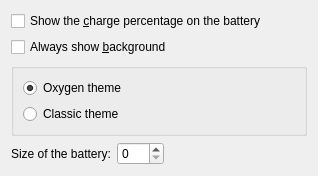
The window that plasma/applets/battery/batteryConfig.ui (mgottschlag/kwin-tiling) describes before a commit, drawn with Qt 5.
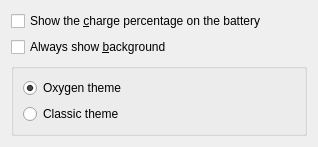
The same window after the commit. Custom widgets are drawn as their Qt base class.

Commit message:
Those applethandles make applet developers' lives easier.
Also, don't show the percentage by default.

```diff
--- a/plasma/applets/battery/batteryConfig.ui
+++ b/plasma/applets/battery/batteryConfig.ui
@@ -6,7 +6,7 @@
     <x>0</x>
     <y>0</y>
     <width>318</width>
-    <height>170</height>
+    <height>144</height>
    </rect>
   </property>
   <property name="windowTitle" >
@@ -59,43 +59,6 @@
      </layout>
     </widget>
    </item>
-   <item>
-    <layout class="QHBoxLayout" >
-     <item>
-      <widget class="QLabel" name="labelSize" >
-       <property name="text" >
-        <string>Size of the battery:</string>
-       </property>
-      </widget>
-     </item>
-     <item>
-      <widget class="QSpinBox" name="spinSize" >
-       <property name="toolTip" >
-        <string>Change battery size</string>
-       </property>
-       <property name="whatsThis" >
-        <string>Set a new size for the battery between 0 and 500. The size is the square side that contains the battery.</string>
-       </property>
-       <property name="maximum" >
-        <number>500</number>
-       </property>
-      </widget>
-     </item>
-     <item>
-      <spacer>
-       <property name="orientation" >
-        <enum>Qt::Horizontal</enum>
-       </property>
-       <property name="sizeHint" >
-        <size>
-         <width>40</width>
-         <height>20</height>
-        </size>
-       </property>
-      </spacer>
-     </item>
-    </layout>
-   </item>
   </layout>
  </widget>
  <customwidgets>
```
The commit also changes 2 other files.
